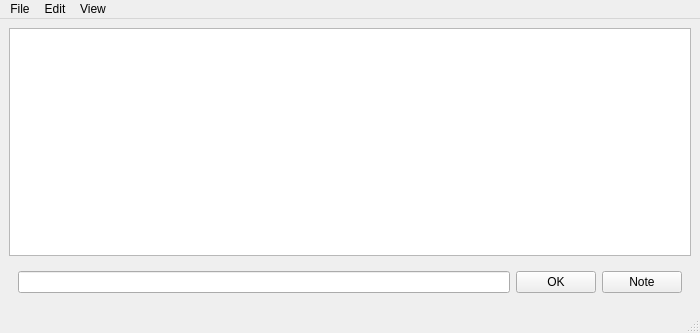
First picture: the form in soarlog_qt4.ui, repository tribeiro/soarlog, before the edit.
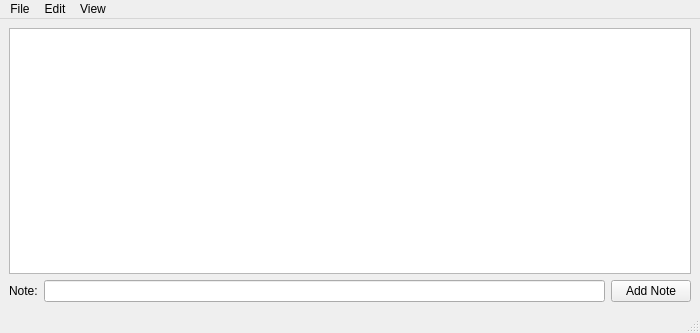
Second picture: the form after the edit. Custom widgets are drawn as their Qt base class.

The edit to the form file:
```diff
--- a/soarlog_qt4.ui
+++ b/soarlog_qt4.ui
@@ -21,33 +21,23 @@
   </property>
   <widget class="QWidget" name="centralwidget">
    <layout class="QGridLayout" name="gridLayout_2">
-    <item row="2" column="0">
-     <layout class="QVBoxLayout" name="verticalLayout">
-      <item>
-       <widget class="QWidget" name="coomentBarWidget" native="true">
-        <layout class="QVBoxLayout" name="verticalLayout_2">
-         <item>
+    <item row="1" column="0">
           <layout class="QHBoxLayout" name="horizontalLayout_2">
            <item>
-            <widget class="QLineEdit" name="lineFrameComment"/>
-           </item>
-           <item>
-            <widget class="QPushButton" name="addFrameComment">
+       <widget class="QLabel" name="labeLineFrameComment">
              <property name="text">
-              <string>OK</string>
+         <string>Note:</string>
              </property>
             </widget>
            </item>
+      <item>
+       <widget class="MyLineEdit" name="lineFrameComment"/>
+      </item>
            <item>
             <widget class="QPushButton" name="addNoteButton">
              <property name="text">
-              <string>Note</string>
-             </property>
-            </widget>
-           </item>
-          </layout>
-         </item>
-        </layout>
+         <string>Add Note</string>
+        </property>
        </widget>
       </item>
      </layout>
@@ -221,6 +211,13 @@
    </property>
   </action>
  </widget>
+ <customwidgets>
+  <customwidget>
+   <class>MyLineEdit</class>
+   <extends>QLineEdit</extends>
+   <header>mylineedit</header>
+  </customwidget>
+ </customwidgets>
  <resources/>
  <connections/>
 </ui>
```
Lines whose indentation alone changed are shown as unchanged.
